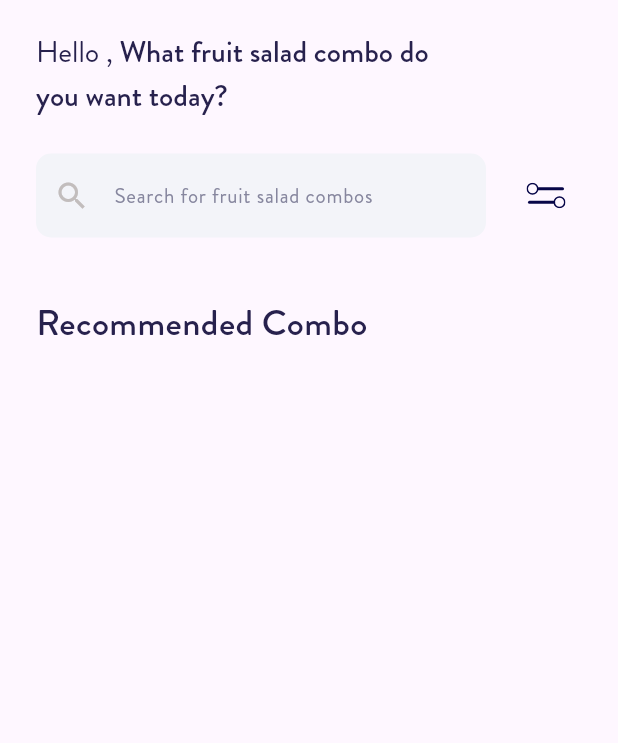
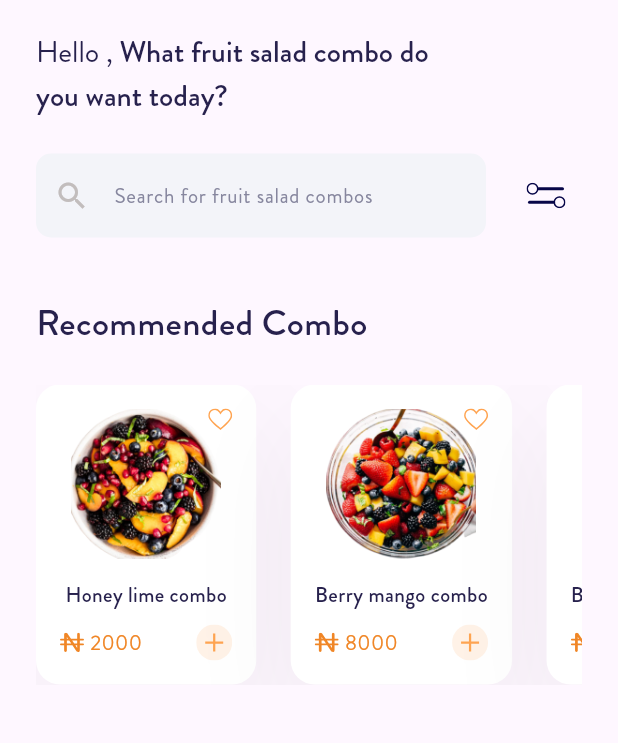
Before and after one commit to ridhoadtyaa/fruit_hub, a Flutter app: the HomeScreen screen opened directly, on a phone screen of 412 x 824 dp, the part 67-810 px from its top. Run offline on Flutter 3.47's test engine with Material 3 defaults, Android fonts, the phone set to English and light mode, and no system bars; our stand-ins replace flutter_svg, shared_preferences; accounts and stored records are empty.

Commit message:
Add SaladCard widget and integrate it into HomeScreen; include SVG assets for add and currency icons

```diff
--- a/lib/screens/home_screen.dart
+++ b/lib/screens/home_screen.dart
@@ -1,7 +1,9 @@
 import 'package:flutter/material.dart';
 import 'package:flutter_svg/flutter_svg.dart';
+import 'package:fruit_hub/models/salad_model.dart';
 import 'package:fruit_hub/services/shared_preferences_service.dart';
 import 'package:fruit_hub/widgets/drawer.dart';
+import 'package:fruit_hub/widgets/salad_card.dart';
 
 class HomeScreen extends StatelessWidget {
   const HomeScreen({super.key});
@@ -131,7 +133,36 @@ class HomeScreen extends StatelessWidget {
                   fontSize: 24,
                   fontWeight: FontWeight.w500,
                   color: Color(0xFF27214D)),
-            )
+            ),
+            const SizedBox(height: 24.0),
+            SingleChildScrollView(
+              scrollDirection: Axis.horizontal, // Scroll horizontal
+              child: Row(
+                children: [
+                  SaladCard(
+                    salad: Salad(
+                      name: 'Honey lime combo',
+                      price: 2000,
+                      image: 'assets/image/salad/combo1.png',
+                    ),
+                  ),
+                  SaladCard(
+                    salad: Salad(
+                      name: 'Berry mango combo',
+                      price: 8000,
+                      image: 'assets/image/salad/combo2.png',
+                    ),
+                  ),
+                  SaladCard(
+                    salad: Salad(
+                      name: 'Berry mango combo',
+                      price: 2000,
+                      image: 'assets/image/salad/combo1.png',
+                    ),
+                  ),
+                ],
+              ),
+            ),
           ],
         ),
       ),
--- /dev/null
+++ b/lib/widgets/salad_card.dart
@@ -0,0 +1,100 @@
+import 'package:flutter/material.dart';
+import 'package:flutter_svg/flutter_svg.dart';
+import 'package:fruit_hub/models/salad_model.dart';
+
+class SaladCard extends StatelessWidget {
+  final Salad salad;
+
+  const SaladCard({super.key, required this.salad});
+
+  @override
+  Widget build(BuildContext context) {
+    return Container(
+        margin: const EdgeInsets.only(right: 23.0),
+        decoration: BoxDecoration(
+          color: Colors.white,
+          borderRadius: BorderRadius.circular(16),
+          boxShadow: [
+            BoxShadow(
+              color: const Color(0xFF202020).withOpacity(0.05),
+              offset: const Offset(0, 30),
+              blurRadius: 60,
+              spreadRadius: 0,
+            ),
+          ],
+        ),
+        child: Padding(
+          padding: const EdgeInsets.all(16.0),
+          child: Stack(
+            children: [
+              Column(
+                children: [
+                  Image.asset(
+                    salad.image,
+                    width: 100,
+                    height: 100,
+                  ),
+                  const SizedBox(height: 14.0),
+                  Text(
+                    salad.name,
+                    style: const TextStyle(
+                      color: Color(0xFF27214D),
+                      fontWeight: FontWeight.w500,
+                    ),
+                  ),
+                  const SizedBox(height: 10.0),
+                  Row(
+                    mainAxisAlignment: MainAxisAlignment.spaceBetween,
+                    children: [
+                      Row(
+                        children: [
+                          SvgPicture.asset(
+                            'assets/svg/currency.svg',
+                            semanticsLabel: 'currency',
+                          ),
+                          const SizedBox(width: 4.0),
+                          Text(
+                            salad.price.toStringAsFixed(0),
+                            style: const TextStyle(
+                              color: Color(0xFFF08626),
+                            ),
+                          ),
+                        ],
+                      ),
+                      const SizedBox(width: 36.0),
+                      IconButton(
+                        padding: EdgeInsets.zero,
+                        constraints: const BoxConstraints(),
+                        icon: SvgPicture.asset(
+                          'assets/svg/add.svg',
+                          semanticsLabel: 'add',
+                        ),
+                        style: const ButtonStyle(
+                          tapTargetSize: MaterialTapTargetSize.shrinkWrap,
+                        ),
+                        onPressed: () => {print('oke gas')},
+                      ),
+                    ],
+                  ),
+                ],
+              ),
+              Positioned(
+                top: 0,
+                right: 0,
+                child: IconButton(
+                    padding: EdgeInsets.zero,
+                    constraints: const BoxConstraints(),
+                    icon: SvgPicture.asset(
+                      'assets/svg/heart.svg',
+                      semanticsLabel: 'love',
+                    ),
+                    style: const ButtonStyle(
+                      tapTargetSize: MaterialTapTargetSize.shrinkWrap,
+                    ),
+                    onPressed: () => {print('oke gas')}),
+              ),
+            ],
+          ),
+        ));
+  }
+}
--- a/pubspec.yaml
+++ b/pubspec.yaml
@@ -62,6 +62,7 @@ flutter:
   # To add assets to your application, add an assets section, like this:
   assets:
     - assets/image/
+    - assets/image/salad/
     - assets/svg/
 
   fonts:
```
Also changed, not shown: assets/svg/add.svg (added), assets/svg/currency.svg (added), assets/svg/heart.svg (added).
